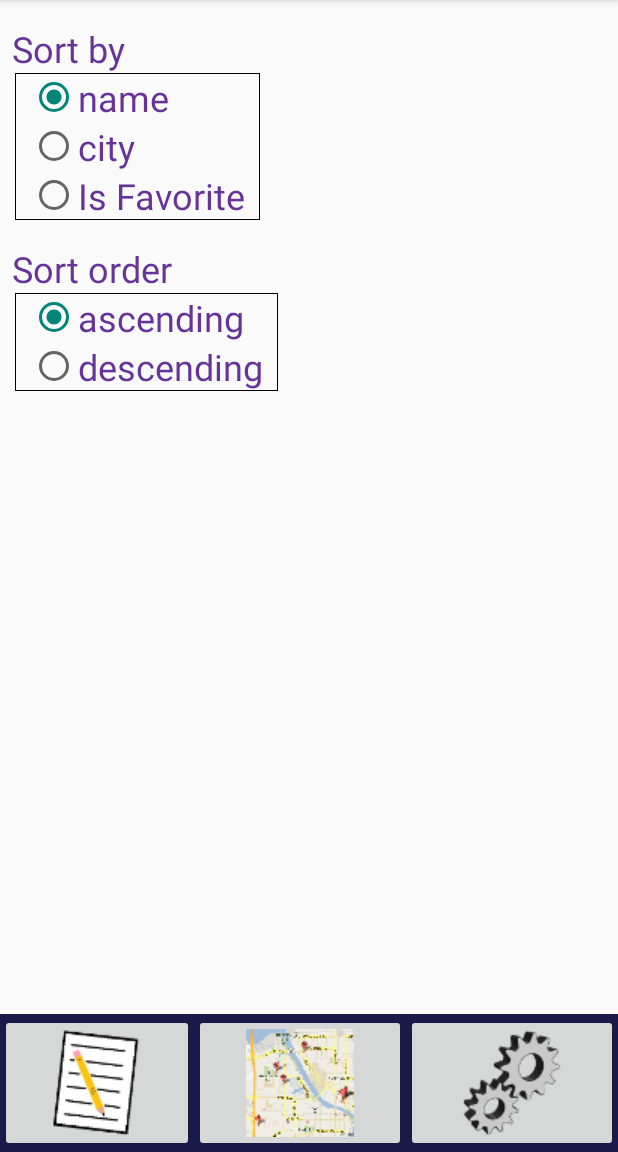
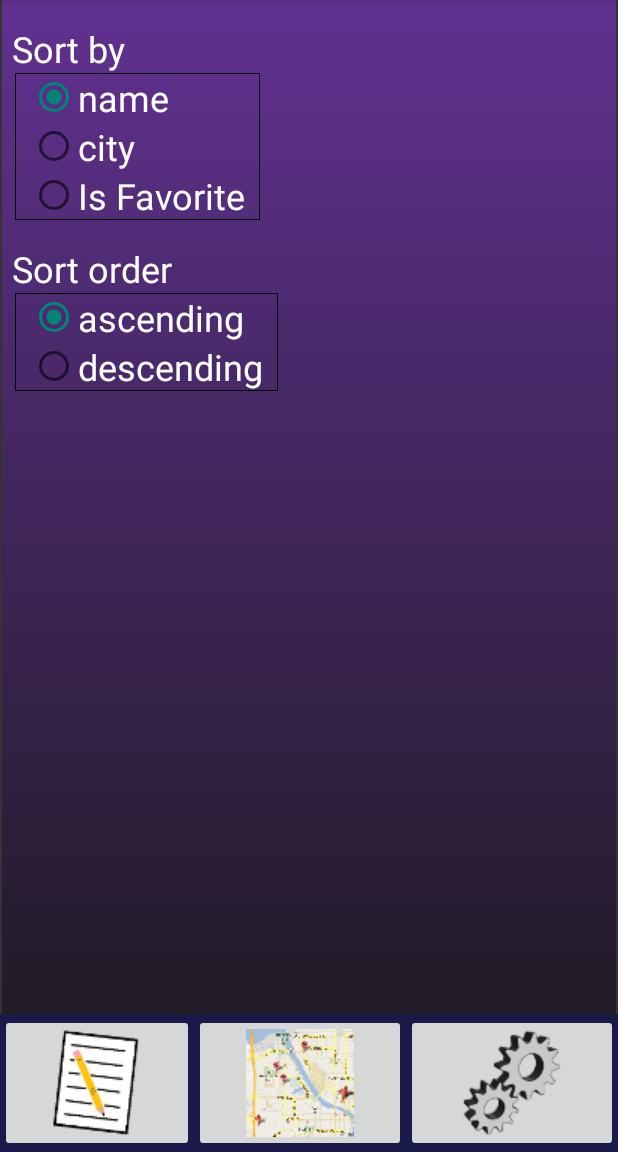
Before and after one commit to tylerNeumann/Teams, an Android app: the TeamListActivity screen opened directly, with no data from a screen before it, after a tap on "show the settings page", on a phone screen of 412 x 824 dp, the part 84-1236 px from its top. Run offline under Robolectric (Android 15) with nearby library versions, the phone set to English and light mode, and no system bars; 1 statement that could not run was skipped.

```diff
--- a/app/build.gradle.kts
+++ b/app/build.gradle.kts
@@ -37,6 +37,7 @@ dependencies {
     implementation(libs.material)
     implementation(libs.activity)
     implementation(libs.constraintlayout)
+    implementation(libs.volley)
     testImplementation(libs.junit)
     androidTestImplementation(libs.ext.junit)
     androidTestImplementation(libs.espresso.core)
--- a/app/src/main/AndroidManifest.xml
+++ b/app/src/main/AndroidManifest.xml
@@ -1,6 +1,8 @@
 <?xml version="1.0" encoding="utf-8"?>
 <manifest xmlns:android="http://schemas.android.com/apk/res/android"
     xmlns:tools="http://schemas.android.com/tools">
+
+    <uses-permission android:name="android.permission.INTERNET" />
 
     <application
         android:allowBackup="true"
--- a/app/src/main/java/fvtc/edu/teams/TeamListActivity.java
+++ b/app/src/main/java/fvtc/edu/teams/TeamListActivity.java
@@ -58,9 +58,7 @@ public class TeamListActivity extends AppCompatActivity {
             Log.d(TAG, "onCheckedChanged: set position");
             teams.get(position).setIsFavorite(isChecked);
             ds.update(teams.get(position));
-            /*FileIO.writeFile(TeamListActivity.FILENAME,
-                    TeamListActivity.this,
-                    createDataArray(teams));*/
+
         }
     };
     @Override
@@ -82,7 +80,8 @@ public class TeamListActivity extends AppCompatActivity {
 
         initDeleteSwitch();
         initAddTeamButton();
-        initDatabase();
+        //initDatabase();
+        readFromAPI();
 
         BroadcastReceiver broadcastReceiver = new BroadcastReceiver() {
             @Override
@@ -99,7 +98,6 @@ public class TeamListActivity extends AppCompatActivity {
         IntentFilter filter = new IntentFilter(Intent.ACTION_BATTERY_CHANGED);
         registerReceiver(broadcastReceiver, filter);
 
-        RebindTeams();
         Log.i(TAG, "onCreate: teams size " + teams.size());
         ViewCompat.setOnApplyWindowInsetsListener(findViewById(R.id.main), (v, insets) -> {
             Insets systemBars = insets.getInsets(WindowInsetsCompat.Type.systemBars());
@@ -107,6 +105,21 @@ public class TeamListActivity extends AppCompatActivity {
             return insets;
         });
         Log.d(TAG, "onCreate: end");
+    }
+    private void readFromAPI(){
+        try {
+            Log.d(TAG, "readFromAPI: start");
+            RestClient.execGetRequest(getString(R.string.API_URl), this, new VolleyCallback() {
+                @Override
+                public void onSuccess(ArrayList<Team> result) {
+                    Log.d(TAG, "onSuccess: got here");
+                    teams = result;
+                    RebindTeams();
+                }
+            });
+        }catch (Exception e){
+            Log.e(TAG, "readFromAPI: Error" + e.getMessage() );
+        }
     }
     private void initDatabase() {
         String sortBy = getSharedPreferences("teamspreferences",
@@ -120,31 +133,11 @@ public class TeamListActivity extends AppCompatActivity {
         teams = ds.get(sortBy, sortOrder);
         Log.d(TAG, "initDatabase: Teams: " + teams.size());
     }
-    /*private void createTeams() {
-        Log.d(TAG, "createTeams: start");
-        teams = new ArrayList<Team>();
-
-        teams.add(new Team(1,"Packers","Green Bay","9205551234", 1, R.drawable.packers, true, 0.0, 0.0));
-        teams.add(new Team(2,"Lions","Detroit","9204441234", 2, R.drawable.lions, false, 0.0, 0.0));
-        teams.add(new Team(3,"Vikings","Minneapolis","9203331234", 3, R.drawable.vikings, false, 0.0, 0.0));
-        teams.add(new Team(4,"Bears","Chicago","9202221234", 4, R.drawable.bears, false, 0.0, 0.0));
-
-        FileIO.writeFile(FILENAME, this, createDataArray(teams));
-        teams = readTeams(this);
-        Log.d(TAG, "createTeams: end: " + teams.size());
-    }*/
     @Override
     public void onResume(){
         super.onResume();
         Log.d(TAG, "onResume: Start");
-
-        teamList = findViewById(R.id.rvTeams);
-        RecyclerView.LayoutManager layoutManager = new LinearLayoutManager(this);
-        teamList.setLayoutManager(layoutManager);
-        teamAdapter = new TeamsAdapter(teams, this);
-        teamAdapter.setOnItemClickListener(onClickListener);
-        teamList.setAdapter(teamAdapter);
-
+        RebindTeams();
         Log.d(TAG, "onResume: End");
     }
     public static String[] createDataArray(ArrayList<Team> teams){
@@ -155,27 +148,6 @@ public class TeamListActivity extends AppCompatActivity {
         Log.i(TAG, "createDataArray: " + teamData);
         return teamData;
     }
-    /*public static ArrayList<Team> readTeams(AppCompatActivity activity) {
-        ArrayList<String> strData = FileIO.readFile(FILENAME, activity);
-        ArrayList<Team>  teams1 = new ArrayList<Team>();
-
-        for (String s : strData){
-            Log.d(TAG, "readTeams: " + s);
-            String[] data = s.split("\\|");
-            teams1.add(new Team(
-                    Integer.parseInt(data[0]),
-                    data[1],
-                    data[2],
-                    data[3],
-                    Float.parseFloat(data[4]),
-                    Integer.parseInt(data[5]),
-                    Boolean.parseBoolean(data[6]),
-                    Double.parseDouble(data[7]),
-                    Double.parseDouble(data[8])
-            ));
-        }
-        return teams1;
-    }*/
     private void initDeleteSwitch() {
         SwitchCompat switchDelete = findViewById(R.id.switchDelete);
         switchDelete.setOnCheckedChangeListener(new CompoundButton.OnCheckedChangeListener() {
@@ -187,7 +159,6 @@ public class TeamListActivity extends AppCompatActivity {
             }
         });
     }
-
     private void initAddTeamButton() {
         Button btnAddTeam = findViewById(R.id.btnAddTeam);
         btnAddTeam.setOnClickListener(new View.OnClickListener() {
@@ -207,7 +178,7 @@ public class TeamListActivity extends AppCompatActivity {
         teamList.setLayoutManager(layoutManager);
         teamAdapter = new TeamsAdapter(teams, this);
         teamAdapter.setOnItemClickListener(onClickListener);
-        teamAdapter.setOnItemCheckedChangeListener(onCheckedChangedListener);
+        //teamAdapter.setOnItemCheckedChangeListener(onCheckedChangedListener);
         teamList.setAdapter(teamAdapter);
     }
 }
--- a/app/src/main/res/layout/activity_team_settings.xml
+++ b/app/src/main/res/layout/activity_team_settings.xml
@@ -6,7 +6,8 @@
     android:id="@+id/main"
     android:layout_width="match_parent"
     android:layout_height="match_parent"
-    tools:context=".TeamSettingsActivity">
+    tools:context=".TeamSettingsActivity"
+    android:background="@drawable/gradient_purple">
     <ScrollView
         android:layout_width="match_parent"
         android:layout_height="match_parent"
@@ -22,7 +23,7 @@
                 android:layout_marginStart="@dimen/_8dp"
                 android:layout_marginTop="@dimen/_16dp"
                 android:text="@string/sort_by"
-                android:textColor="@color/purple"
+                android:textColor="@color/white"
                 android:textSize="24sp" />
             <RadioGroup
                 android:id="@+id/radioGroupSortBy"
@@ -38,7 +39,7 @@
                     android:layout_marginStart="10dp"
                     android:layout_marginEnd="10dp"
                     android:text="@string/name"
-                    android:textColor="@color/purple"
+                    android:textColor="@color/white"
                     android:textSize="@dimen/_24sp" />
                 <RadioButton
                     android:id="@+id/radioCity"
@@ -47,7 +48,7 @@
                     android:textSize="@dimen/_24sp"
                     android:layout_marginStart="10dp"
                     android:layout_marginEnd="10dp"
-                    android:textColor="@color/purple"
+                    android:textColor="@color/white"
                     android:text="@string/city" />
                 <RadioButton
                     android:id="@+id/radioIsFavorite"
@@ -56,7 +57,7 @@
                     android:layout_marginStart="10dp"
                     android:layout_marginEnd="10dp"
                     android:textSize="@dimen/_24sp"
-                    android:textColor="@color/purple"
+                    android:textColor="@color/white"
                     android:text="@string/is_favorite" />
             </RadioGroup>
             <TextView
@@ -69,7 +70,7 @@
                 app:layout_constraintStart_toStartOf="parent"
                 app:layout_constraintEnd_toEndOf="parent"
                 app:layout_constraintTop_toBottomOf="@id/radioGroupSortBy"
-                android:textColor="@color/purple"
+                android:textColor="@color/white"
                 android:textSize="24sp" />
             <RadioGroup
                 android:id="@+id/radioGroupSortOrder"
@@ -77,7 +78,7 @@
                 android:layout_height="match_parent"
                 app:layout_constraintTop_toBottomOf="@id/tvSortOrder"
                 android:background="@drawable/border_line"
-                android:textColor="@color/purple"
+                android:textColor="@color/white"
                 android:layout_marginStart="10dp">
                 <RadioButton
                     android:id="@+id/radioAscending"
@@ -86,7 +87,7 @@
                     android:layout_marginStart="10dp"
                     android:layout_marginEnd="10dp"
                     android:textSize="@dimen/_24sp"
-                    android:textColor="@color/purple"
+                    android:textColor="@color/white"
                     android:text="@string/ascending" />
                 <RadioButton
                     android:id="@+id/radioDescending"
@@ -95,7 +96,7 @@
                     android:layout_marginStart="10dp"
                     android:layout_marginEnd="10dp"
                     android:textSize="@dimen/_24sp"
-                    android:textColor="@color/purple"
+                    android:textColor="@color/white"
                     android:text="@string/descending" />
             </RadioGroup>
         </LinearLayout>
--- a/app/src/main/res/values/strings.xml
+++ b/app/src/main/res/values/strings.xml
@@ -26,4 +26,6 @@
     <string name="ascending">ascending</string>
     <string name="sort_order">Sort order</string>
     <string name="sort_by">Sort by</string>
+
+    <string name="API_URl">https://fvtcdp.azurewebsites.net/api/Team/</string>
 </resources>
--- a/gradle/libs.versions.toml
+++ b/gradle/libs.versions.toml
@@ -7,6 +7,7 @@ appcompat = "1.7.0"
 material = "1.12.0"
 activity = "1.9.2"
 constraintlayout = "2.1.4"
+volley = "1.2.1"
 
 [libraries]
 junit = { group = "junit", name = "junit", version.ref = "junit" }
@@ -16,6 +17,7 @@ appcompat = { group = "androidx.appcompat", name = "appcompat", version.ref = "a
 material = { group = "com.google.android.material", name = "material", version.ref = "material" }
 activity = { group = "androidx.activity", name = "activity", version.ref = "activity" }
 constraintlayout = { group = "androidx.constraintlayout", name = "constraintlayout", version.ref = "constraintlayout" }
+volley = { group = "com.android.volley", name = "volley", version.ref = "volley" }
 
 [plugins]
 android-application = { id = "com.android.application", version.ref = "agp" }
```
Also changed, not shown: app/src/main/java/fvtc/edu/teams/Team.java (+4 -16 lines), app/src/main/java/fvtc/edu/teams/TeamEditActivity.java (+17 -13 lines).
